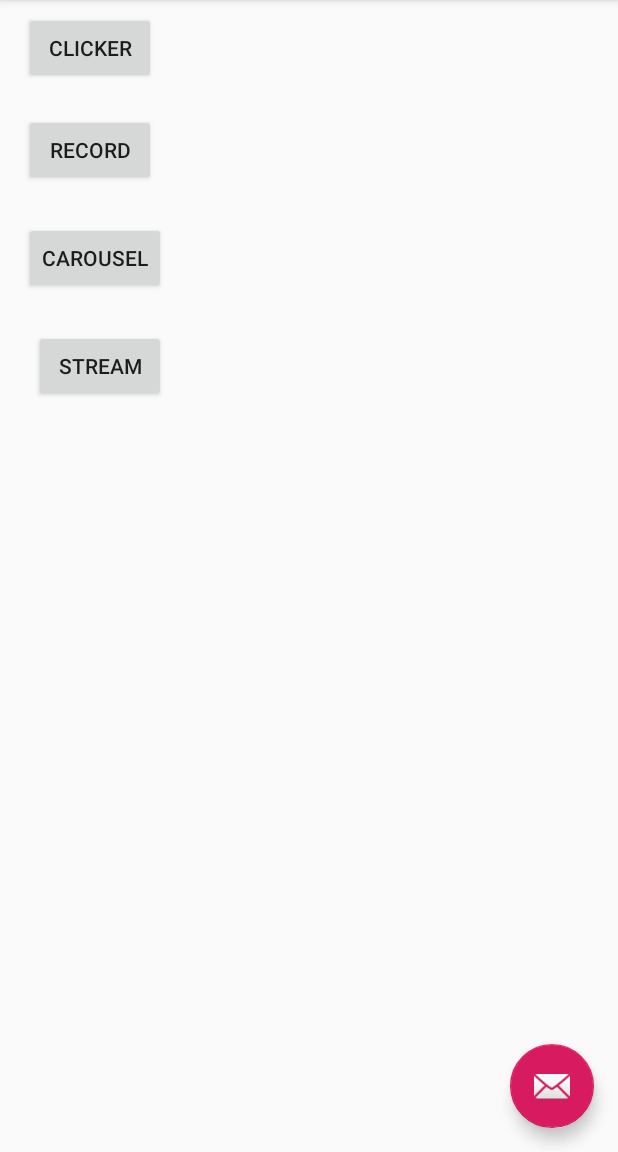
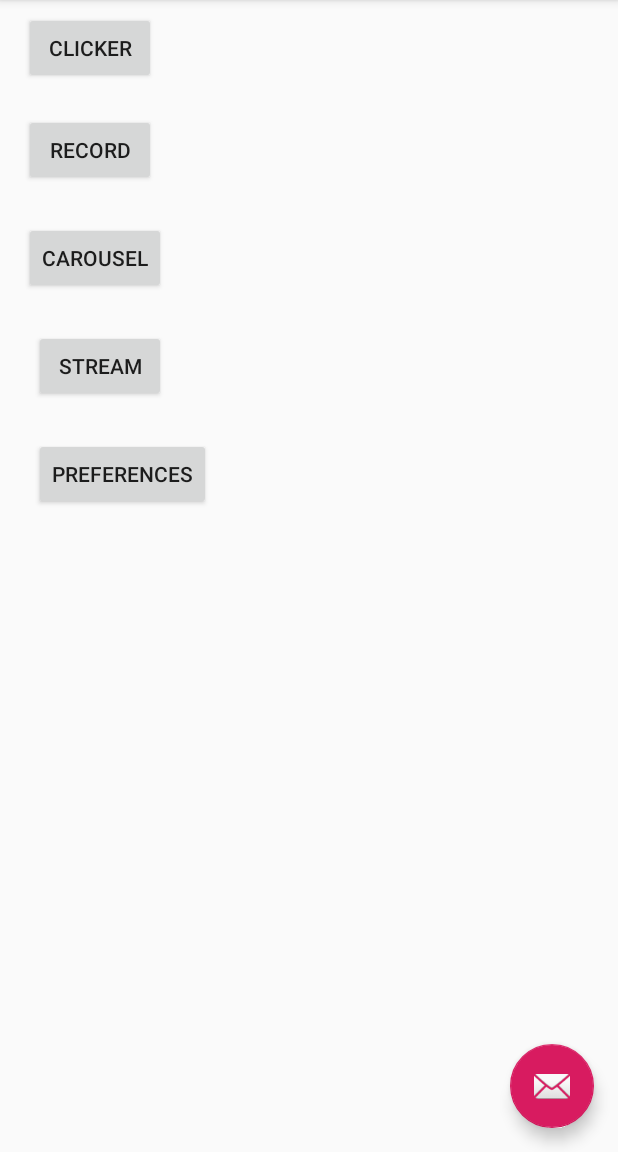
Before and after one commit to MichaelJahns/Health-Tracker, an Android app: the screen it shows after launch (MainActivity), on a phone screen of 412 x 824 dp, the part 84-1236 px from its top. Run offline under Robolectric (Android 15) with nearby library versions, the phone set to English and light mode, and no system bars.

Commit message:
Attempts to integrate sharedPreferences

```diff
--- a/app/src/main/AndroidManifest.xml
+++ b/app/src/main/AndroidManifest.xml
@@ -11,7 +11,8 @@
         android:roundIcon="@mipmap/ic_launcher_round"
         android:supportsRtl="true"
         android:theme="@style/AppTheme">
-        <activity android:name=".streamEntryActivity"></activity>
+        <activity android:name=".preferencesActivity"></activity>
+        <activity android:name=".streamEntryActivity" />
         <activity android:name=".carouselActivity" />
         <activity android:name=".diaryActivity" />
         <activity android:name=".clickerActitivity" />
--- a/app/src/main/java/com/example/healthtracker/MainActivity.java
+++ b/app/src/main/java/com/example/healthtracker/MainActivity.java
@@ -14,6 +14,8 @@ import android.view.Menu;
 import android.view.MenuItem;
 
 public class MainActivity extends AppCompatActivity {
+
+    public final static String NAME_KEY = "user-name";
 
     @Override
     protected void onCreate(Bundle savedInstanceState) {
@@ -74,4 +76,9 @@ public class MainActivity extends AppCompatActivity {
         startActivity(intent);
     }
 
+    public void onCourierPreferences(View view){
+        Intent intent = new Intent(this, preferencesActivity.class);
+        startActivity(intent);
+    }
+
 }
--- a/app/src/main/res/layout/content_main.xml
+++ b/app/src/main/res/layout/content_main.xml
@@ -61,4 +61,16 @@
         app:layout_constraintHorizontal_bias="1.0"
         app:layout_constraintStart_toStartOf="@+id/courierCarousel"
         app:layout_constraintTop_toBottomOf="@+id/courierCarousel" />
+
+    <Button
+        android:id="@+id/courierPreferences"
+        android:layout_width="wrap_content"
+        android:layout_height="wrap_content"
+        android:layout_marginTop="24dp"
+        android:onClick="onCourierPreferences"
+        android:text="Preferences"
+        app:layout_constraintEnd_toEndOf="@+id/courierStream"
+        app:layout_constraintHorizontal_bias="0.0"
+        app:layout_constraintStart_toStartOf="@+id/courierStream"
+        app:layout_constraintTop_toBottomOf="@+id/courierStream" />
 </androidx.constraintlayout.widget.ConstraintLayout>
--- a/app/src/main/res/values/strings.xml
+++ b/app/src/main/res/values/strings.xml
@@ -7,4 +7,5 @@
     <string name="record">Record</string>
     <string name="describe_the_exercise">Describe the exercise</string>
     <string name="how_long_did_you_exercise">How long did you exercise?</string>
+    <string name="preferences_file">my-prefs</string>
 </resources>
```
Also changed, not shown: app/src/main/java/com/example/healthtracker/preferences/PreferencesHelper.java (added, +15 -0 lines), app/src/main/java/com/example/healthtracker/preferencesActivity.java (added, +41 -0 lines), app/src/main/res/layout/activity_preferences.xml (added, +45 -0 lines).
